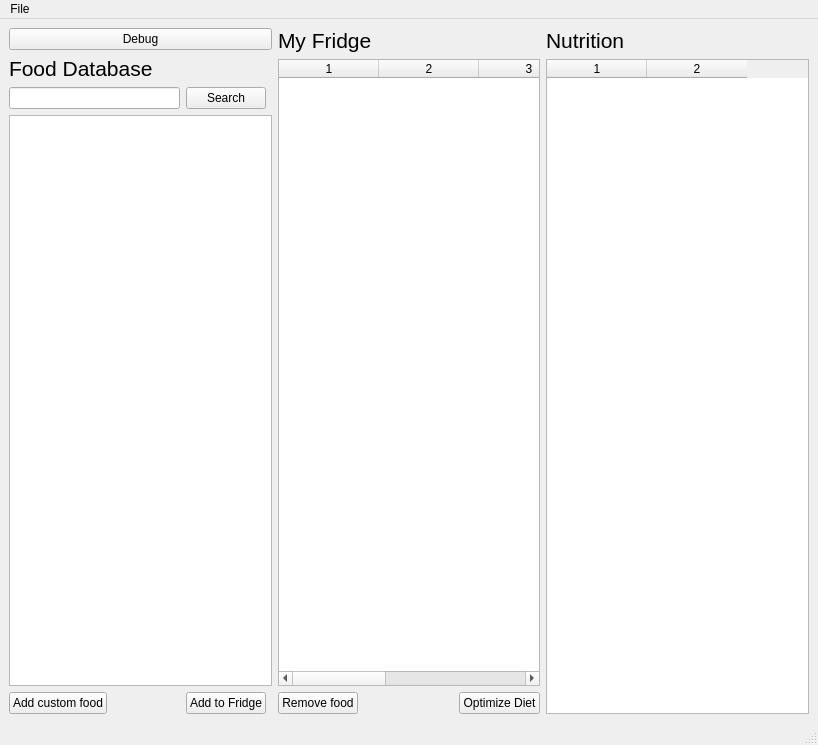
Before: the Qt Designer form ui_mainwindow.ui in josh-minch/spartan, drawn with Qt 5.
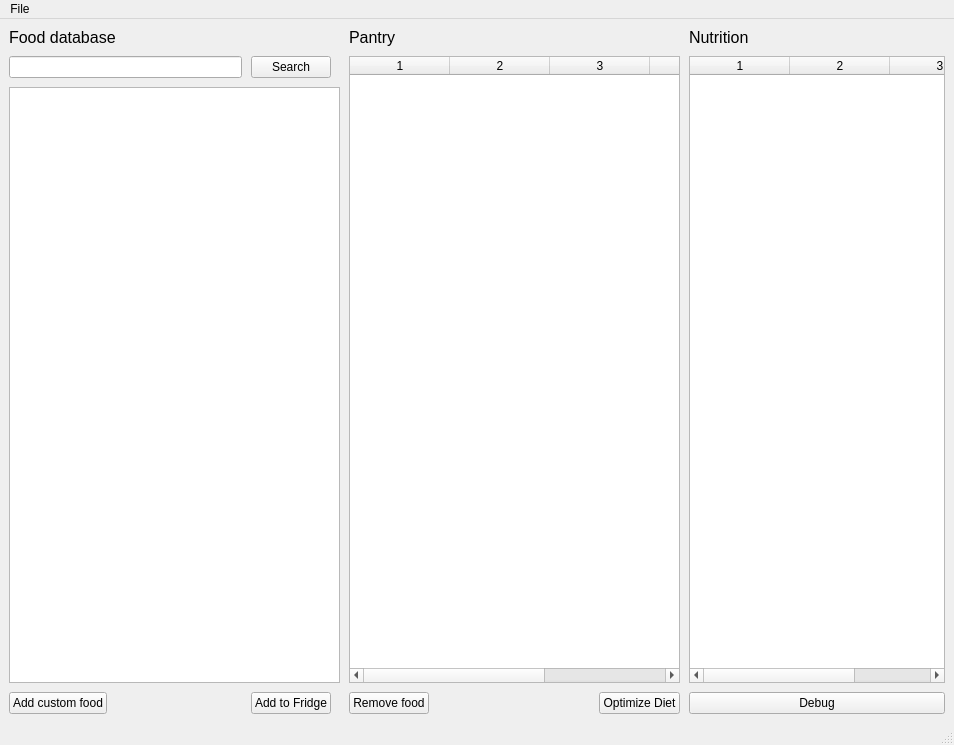
After: the same form once the commit is applied. Icons and pictures are not drawn.

Commit message: Added icon, improved layout

Diff of the .ui file:
```diff
--- a/ui_mainwindow.ui
+++ b/ui_mainwindow.ui
@@ -6,7 +6,7 @@
    <rect>
     <x>0</x>
     <y>0</y>
-    <width>818</width>
+    <width>954</width>
     <height>745</height>
    </rect>
   </property>
@@ -14,16 +14,12 @@
    <string>Frugal Nutrition</string>
   </property>
   <widget class="QWidget" name="centralwidget">
-   <layout class="QHBoxLayout" name="horizontalLayout">
+   <layout class="QHBoxLayout" name="horizontalLayout" stretch="1,1,0">
+    <property name="spacing">
+     <number>9</number>
+    </property>
     <item>
      <layout class="QVBoxLayout" name="DatabaseLayout">
-      <item>
-       <widget class="QPushButton" name="debug_btn">
-        <property name="text">
-         <string>Debug</string>
-        </property>
-       </widget>
-      </item>
       <item>
        <widget class="QLabel" name="DatabaseLabel">
         <property name="sizePolicy">
@@ -35,13 +31,13 @@
         <property name="font">
          <font>
           <family>Segoe UI</family>
-          <pointsize>16</pointsize>
+          <pointsize>12</pointsize>
           <weight>50</weight>
           <bold>false</bold>
          </font>
         </property>
         <property name="text">
-         <string>Food Database</string>
+         <string>Food database</string>
         </property>
         <property name="alignment">
          <set>Qt::AlignLeading|Qt::AlignLeft|Qt::AlignVCenter</set>
@@ -107,11 +103,11 @@
         <property name="font">
          <font>
           <family>Segoe UI</family>
-          <pointsize>16</pointsize>
+          <pointsize>12</pointsize>
          </font>
         </property>
         <property name="text">
-         <string>My Fridge</string>
+         <string>Pantry</string>
         </property>
        </widget>
       </item>
@@ -186,12 +182,12 @@
     </item>
     <item>
      <layout class="QVBoxLayout" name="verticalLayout_2">
-      <item>
-       <widget class="QLabel" name="NutriitonLabel">
+      <item alignment="Qt::AlignLeft">
+       <widget class="QLabel" name="nutrition_label">
         <property name="font">
          <font>
           <family>Segoe UI</family>
-          <pointsize>16</pointsize>
+          <pointsize>12</pointsize>
          </font>
         </property>
         <property name="text">
@@ -202,7 +198,7 @@
       <item>
        <widget class="QTableWidget" name="nutrition_table">
         <property name="columnCount">
-         <number>2</number>
+         <number>3</number>
         </property>
         <attribute name="horizontalHeaderCascadingSectionResizes">
          <bool>false</bool>
@@ -218,6 +214,14 @@
         </attribute>
         <column/>
         <column/>
+        <column/>
+       </widget>
+      </item>
+      <item>
+       <widget class="QPushButton" name="debug_btn">
+        <property name="text">
+         <string>Debug</string>
+        </property>
        </widget>
       </item>
      </layout>
@@ -229,7 +233,7 @@
     <rect>
      <x>0</x>
      <y>0</y>
-     <width>818</width>
+     <width>954</width>
      <height>21</height>
     </rect>
    </property>
```
Left out of the diff: 6 changed lines with no effect on the pictures. The commit also changes 4 other files.
